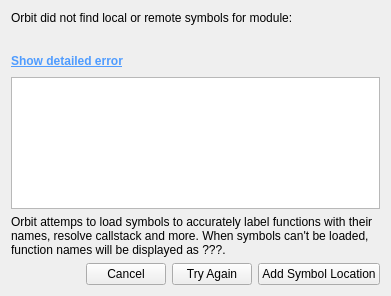
Qt form src/ConfigWidgets/SymbolErrorDialog.ui (google/orbit) before a commit.
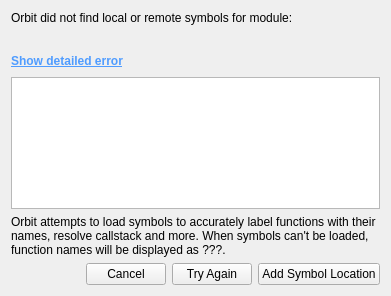
The same form after that commit.

Commit message: Fix typo in symbol error dialog

The edit to the form file:
```diff
--- a/src/ConfigWidgets/SymbolErrorDialog.ui
+++ b/src/ConfigWidgets/SymbolErrorDialog.ui
@@ -77,7 +77,7 @@
      <item>
       <widget class="QLabel" name="label_2">
        <property name="text">
-        <string>Orbit attemps to load symbols to accurately label functions with their names, resolve callstack and more. When symbols can't be loaded, function names will be displayed as ???.</string>
+        <string>Orbit attempts to load symbols to accurately label functions with their names, resolve callstack and more. When symbols can't be loaded, function names will be displayed as ???.</string>
        </property>
        <property name="wordWrap">
         <bool>true</bool>
```
